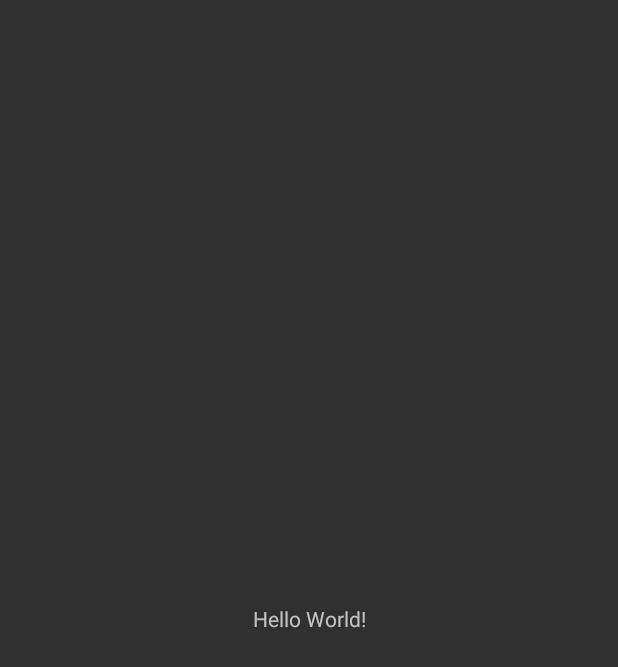
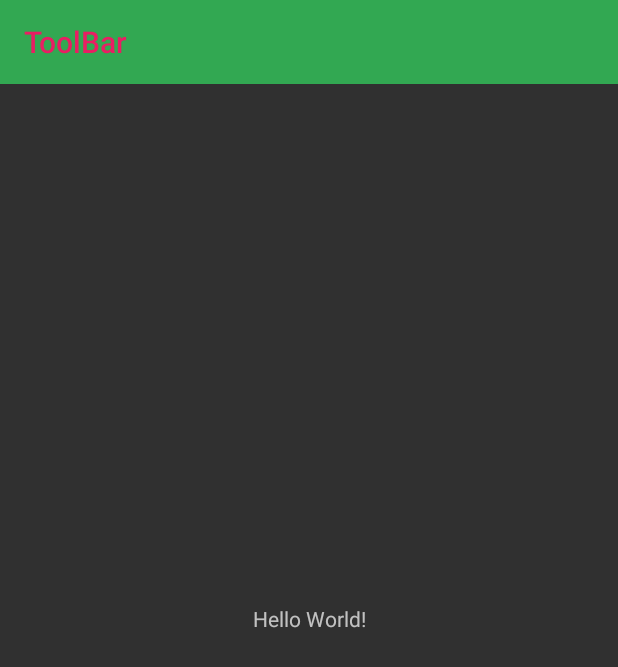
Before and after one commit to anas1590/Action-Bar, an Android app: the screen it shows after launch (MainActivity), on a phone screen of 412 x 824 dp. Before the commit the part shown is almost empty. Shown: the top 667 px of the screen. Run offline under Robolectric (Android 15) with nearby library versions, the phone set to English and light mode, and no system bars.

Commit message:
add tool bar

```diff
--- a/app/src/main/res/layout/activity_main.xml
+++ b/app/src/main/res/layout/activity_main.xml
@@ -15,4 +15,17 @@
         app:layout_constraintRight_toRightOf="parent"
         app:layout_constraintTop_toTopOf="parent" />
 
+    <androidx.appcompat.widget.Toolbar
+        android:id="@+id/toolbar"
+        android:layout_width="match_parent"
+        android:layout_height="wrap_content"
+        android:background="#32a852"
+        android:minHeight="?attr/actionBarSize"
+        android:theme="?attr/actionBarTheme"
+        app:layout_constraintEnd_toEndOf="parent"
+        app:layout_constraintHorizontal_bias="1.0"
+        app:layout_constraintStart_toStartOf="parent"
+        app:layout_constraintTop_toTopOf="parent"
+        app:title="ToolBar"
+        app:titleTextColor="#E91E63" />
 </androidx.constraintlayout.widget.ConstraintLayout>
```
